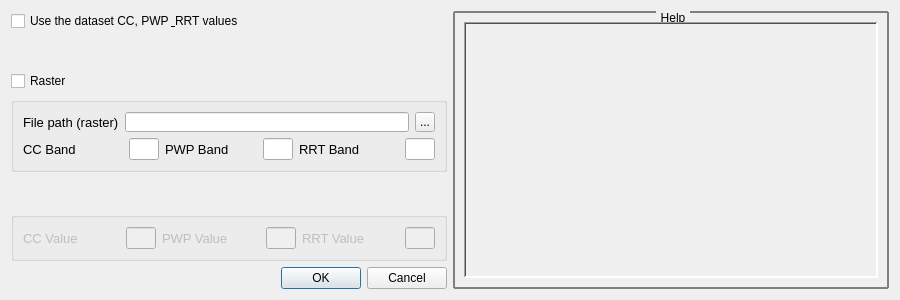
Qt form waterpybal_ui_py_inc_functions/waterpybal_ui_design/swr_window.ui (IDAEA-EVS/waterpybal) before a commit.
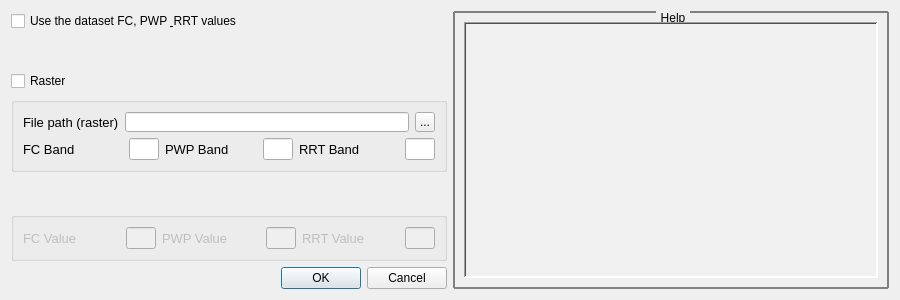
The same form after that commit.

Diff of the .ui file:
```diff
--- a/waterpybal_ui_py_inc_functions/waterpybal_ui_design/swr_window.ui
+++ b/waterpybal_ui_py_inc_functions/waterpybal_ui_design/swr_window.ui
@@ -25,7 +25,7 @@
      <item>
       <widget class="QCheckBox" name="checkbox_ds_vals">
        <property name="text">
-        <string>Use the dataset CC, PWP &amp; RRT values</string>
+        <string>Use the dataset FC, PWP &amp; RRT values</string>
        </property>
       </widget>
      </item>
@@ -127,7 +127,7 @@
                </font>
               </property>
               <property name="text">
-               <string>CC Band</string>
+               <string>FC Band</string>
               </property>
              </widget>
             </item>
@@ -297,7 +297,7 @@
                </font>
               </property>
               <property name="text">
-               <string>CC Value</string>
+               <string>FC Value</string>
               </property>
              </widget>
             </item>
```
